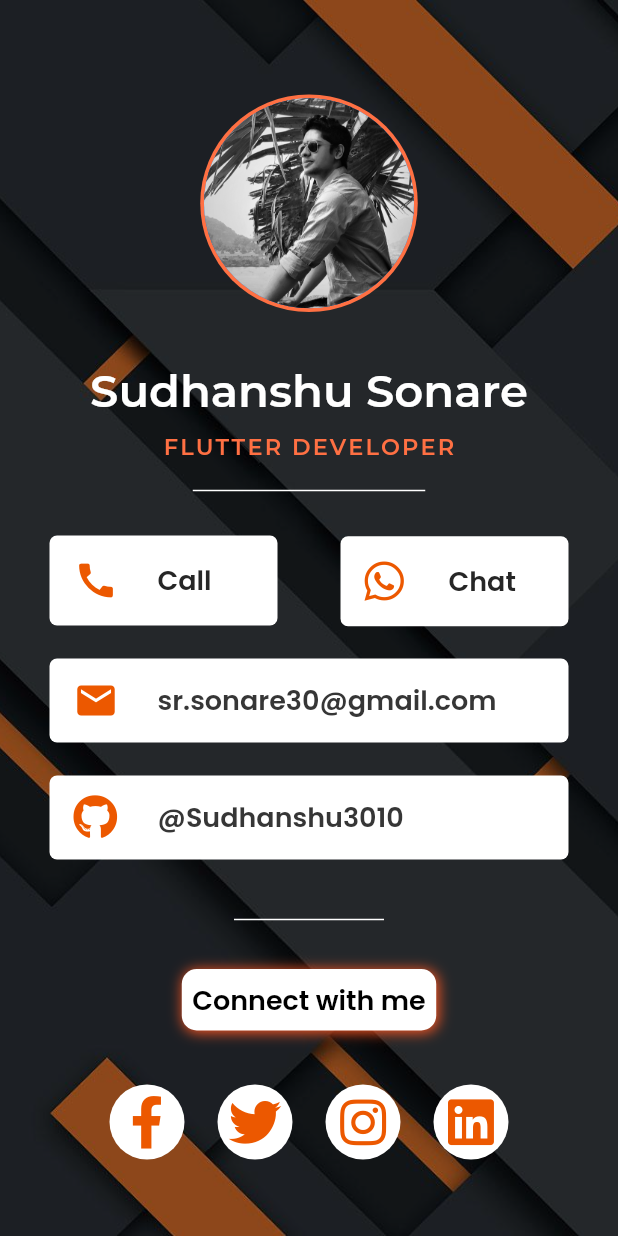
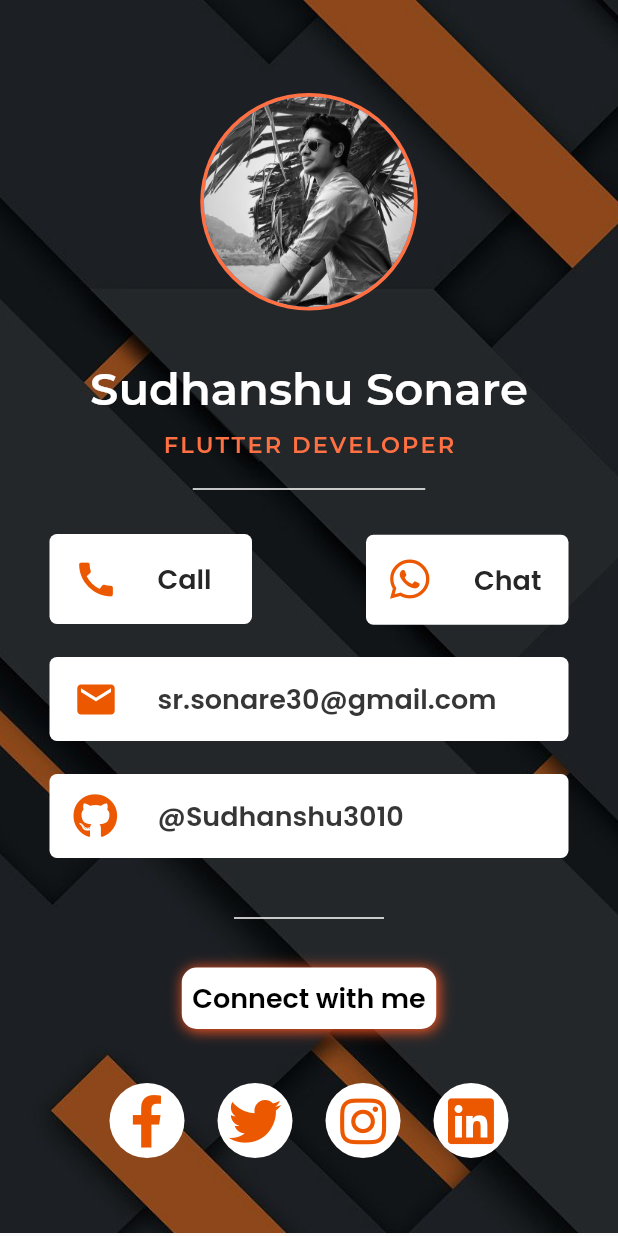
Before and after one commit to DSC-GHRCE/business-card-app, a Flutter app: the screen it shows after launch, on a phone screen of 412 x 824 dp. Run offline on Flutter 3.47's test engine with Material 2 defaults, Android fonts, the phone set to English and light mode, and no system bars; our stand-ins replace font_awesome_flutter.

Commit message:
Update homepage.dart

```diff
--- a/lib/homepage.dart
+++ b/lib/homepage.dart
@@ -16,6 +16,8 @@ class Homepage extends StatelessWidget {
                 fit: BoxFit.cover,
                 colorFilter: ColorFilter.mode(
                     Colors.black.withOpacity(0.35), BlendMode.darken))),
+        child: SingleChildScrollView(
+          physics: const BouncingScrollPhysics(),
           child: Column(
             mainAxisAlignment: MainAxisAlignment.center,
             children: [
@@ -55,7 +57,7 @@ class Homepage extends StatelessWidget {
                 children: [
                   Container(
                     height: 60,
-                  width: 152,
+                    width: 135,
                     margin: const EdgeInsets.only(bottom: 22),
                     decoration: BoxDecoration(
                       color: Colors.white,
@@ -84,7 +86,7 @@ class Homepage extends StatelessWidget {
                   ),
                   Container(
                     height: 60,
-                  width: 152,
+                    width: 135,
                     margin: const EdgeInsets.only(bottom: 21),
                     decoration: BoxDecoration(
                         borderRadius: BorderRadius.circular(5),
@@ -239,6 +241,7 @@ class Homepage extends StatelessWidget {
             ],
           ),
         ),
+      ),
     );
   }
 }
```
Lines whose indentation alone changed are shown as unchanged.
